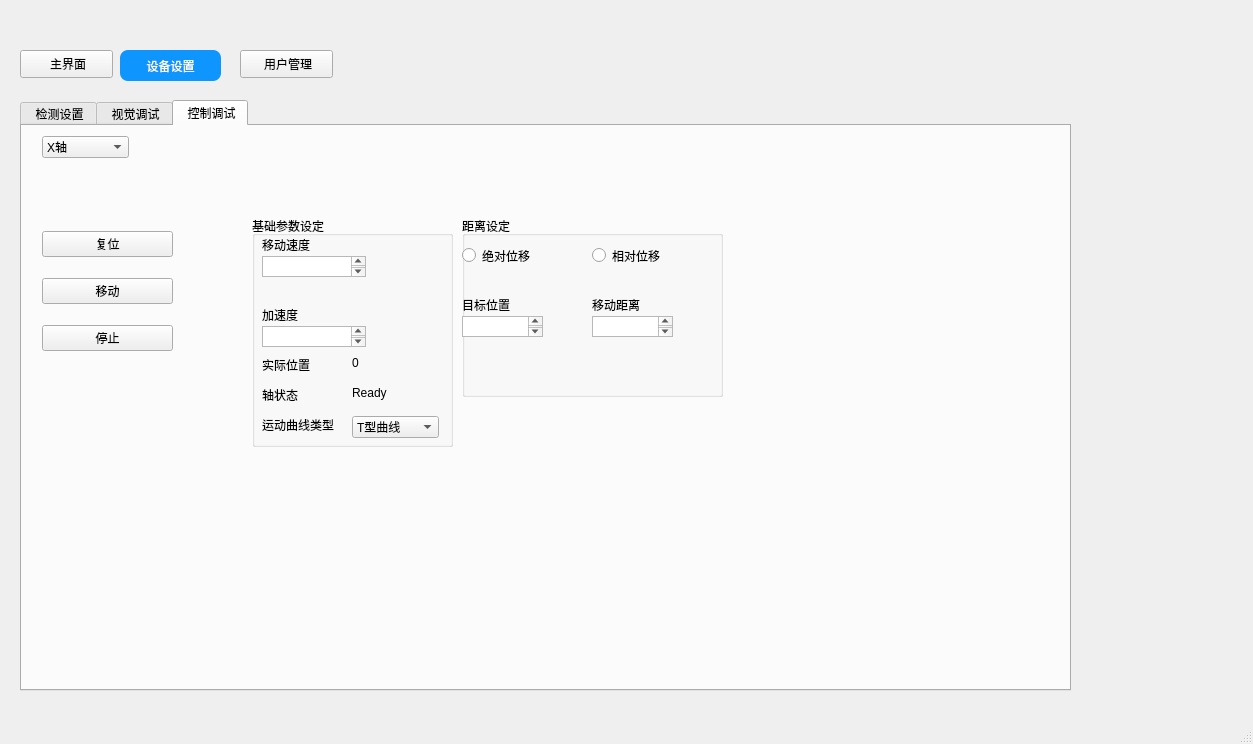
This is kj0127/mainwindow.ui in Sunsjtu/sjtu_QT_bishe as Qt 5 draws it before an edit. The edited form follows.
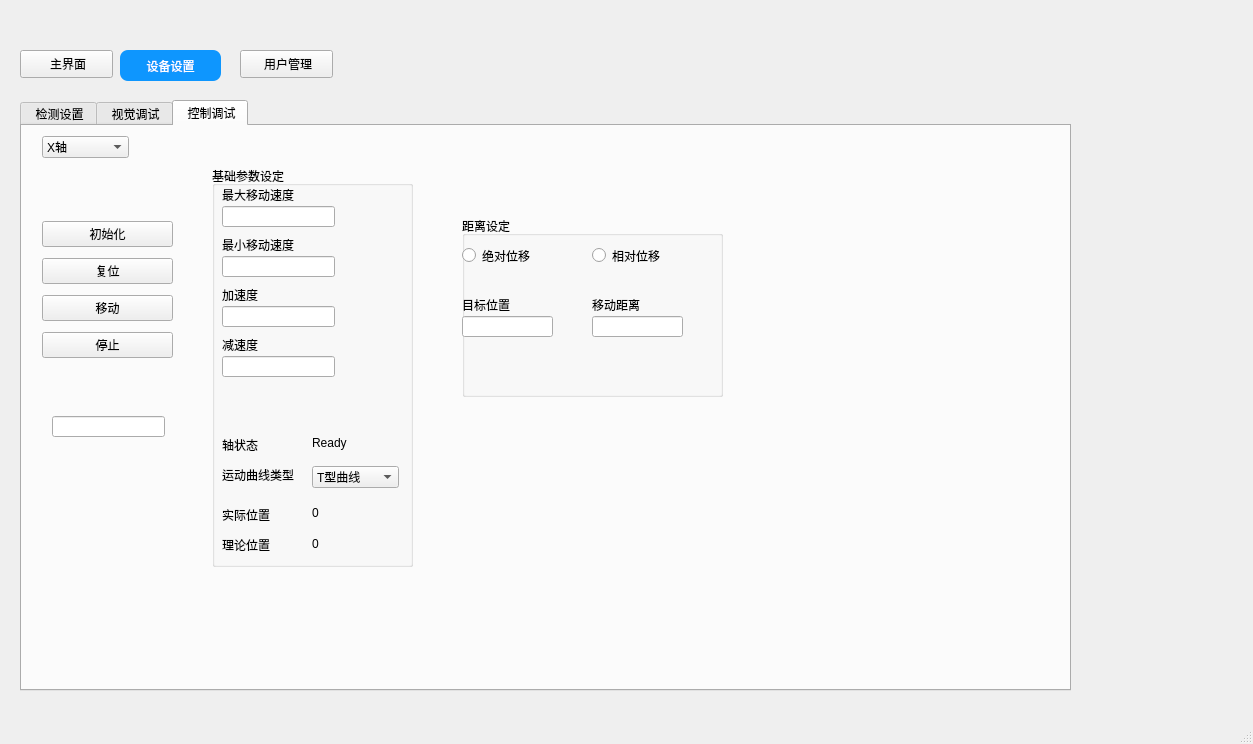
This is the edited form.

```diff
--- a/kj0127/mainwindow.ui
+++ b/kj0127/mainwindow.ui
@@ -1105,7 +1105,14 @@
         </property>
         <layout class="QVBoxLayout" name="verticalLayout">
          <item>
-          <widget class="QPushButton" name="pushButton_14">
+          <widget class="QPushButton" name="pushButton_AxInit">
+           <property name="text">
+            <string>初始化</string>
+           </property>
+          </widget>
+         </item>
+         <item>
+          <widget class="QPushButton" name="pushButton_AxPosReset">
            <property name="text">
             <string>复位</string>
            </property>
@@ -1130,10 +1137,10 @@
        <widget class="QGroupBox" name="groupBox">
         <property name="geometry">
          <rect>
-          <x>230</x>
-          <y>90</y>
+          <x>190</x>
+          <y>40</y>
           <width>201</width>
-          <height>231</height>
+          <height>401</height>
          </rect>
         </property>
         <property name="title">
@@ -1144,52 +1151,32 @@
           <rect>
            <x>10</x>
            <y>20</y>
-           <width>72</width>
-           <height>15</height>
+           <width>101</width>
+           <height>16</height>
           </rect>
          </property>
          <property name="text">
-          <string>&lt;html&gt;&lt;head/&gt;&lt;body&gt;&lt;p&gt;移动速度&lt;/p&gt;&lt;/body&gt;&lt;/html&gt;</string>
-         </property>
-        </widget>
-        <widget class="QTextEdit" name="textEdit">
-         <property name="geometry">
-          <rect>
-           <x>10</x>
-           <y>40</y>
-           <width>104</width>
-           <height>21</height>
-          </rect>
+          <string>&lt;html&gt;&lt;head/&gt;&lt;body&gt;&lt;p&gt;最大移动速度&lt;/p&gt;&lt;/body&gt;&lt;/html&gt;</string>
          </property>
         </widget>
         <widget class="QLabel" name="label_15">
          <property name="geometry">
           <rect>
            <x>10</x>
-           <y>90</y>
+           <y>170</y>
            <width>72</width>
            <height>15</height>
           </rect>
          </property>
          <property name="text">
-          <string>&lt;html&gt;&lt;head/&gt;&lt;body&gt;&lt;p&gt;加速度&lt;/p&gt;&lt;/body&gt;&lt;/html&gt;</string>
-         </property>
-        </widget>
-        <widget class="QTextEdit" name="textEdit_2">
-         <property name="geometry">
-          <rect>
-           <x>10</x>
-           <y>110</y>
-           <width>104</width>
-           <height>21</height>
-          </rect>
+          <string>&lt;html&gt;&lt;head/&gt;&lt;body&gt;&lt;p&gt;减速度&lt;/p&gt;&lt;/body&gt;&lt;/html&gt;</string>
          </property>
         </widget>
         <widget class="QLabel" name="label_16">
          <property name="geometry">
           <rect>
            <x>10</x>
-           <y>140</y>
+           <y>340</y>
            <width>72</width>
            <height>15</height>
           </rect>
@@ -1202,7 +1189,7 @@
          <property name="geometry">
           <rect>
            <x>100</x>
-           <y>140</y>
+           <y>340</y>
            <width>72</width>
            <height>15</height>
           </rect>
@@ -1215,7 +1202,7 @@
          <property name="geometry">
           <rect>
            <x>10</x>
-           <y>170</y>
+           <y>270</y>
            <width>72</width>
            <height>15</height>
           </rect>
@@ -1228,7 +1215,7 @@
          <property name="geometry">
           <rect>
            <x>100</x>
-           <y>170</y>
+           <y>270</y>
            <width>72</width>
            <height>15</height>
           </rect>
@@ -1241,7 +1228,7 @@
          <property name="geometry">
           <rect>
            <x>10</x>
-           <y>200</y>
+           <y>300</y>
            <width>72</width>
            <height>15</height>
           </rect>
@@ -1254,7 +1241,7 @@
          <property name="geometry">
           <rect>
            <x>100</x>
-           <y>200</y>
+           <y>300</y>
            <width>87</width>
            <height>22</height>
           </rect>
@@ -1276,6 +1263,98 @@
           </property>
          </item>
         </widget>
+        <widget class="QLabel" name="label_23">
+         <property name="geometry">
+          <rect>
+           <x>10</x>
+           <y>70</y>
+           <width>91</width>
+           <height>16</height>
+          </rect>
+         </property>
+         <property name="text">
+          <string>&lt;html&gt;&lt;head/&gt;&lt;body&gt;&lt;p&gt;最小移动速度&lt;/p&gt;&lt;/body&gt;&lt;/html&gt;</string>
+         </property>
+        </widget>
+        <widget class="QLineEdit" name="lineEdit_AxVelLow">
+         <property name="geometry">
+          <rect>
+           <x>10</x>
+           <y>90</y>
+           <width>113</width>
+           <height>21</height>
+          </rect>
+         </property>
+        </widget>
+        <widget class="QLineEdit" name="lineEdit_AxVelHigh">
+         <property name="geometry">
+          <rect>
+           <x>10</x>
+           <y>40</y>
+           <width>113</width>
+           <height>21</height>
+          </rect>
+         </property>
+        </widget>
+        <widget class="QLineEdit" name="lineEdit_AxDec">
+         <property name="geometry">
+          <rect>
+           <x>10</x>
+           <y>190</y>
+           <width>113</width>
+           <height>21</height>
+          </rect>
+         </property>
+        </widget>
+        <widget class="QLabel" name="label_24">
+         <property name="geometry">
+          <rect>
+           <x>10</x>
+           <y>120</y>
+           <width>72</width>
+           <height>15</height>
+          </rect>
+         </property>
+         <property name="text">
+          <string>&lt;html&gt;&lt;head/&gt;&lt;body&gt;&lt;p&gt;加速度&lt;/p&gt;&lt;/body&gt;&lt;/html&gt;</string>
+         </property>
+        </widget>
+        <widget class="QLineEdit" name="lineEdit_AxAcc">
+         <property name="geometry">
+          <rect>
+           <x>10</x>
+           <y>140</y>
+           <width>113</width>
+           <height>21</height>
+          </rect>
+         </property>
+        </widget>
+        <widget class="QLabel" name="label_25">
+         <property name="geometry">
+          <rect>
+           <x>10</x>
+           <y>370</y>
+           <width>72</width>
+           <height>15</height>
+          </rect>
+         </property>
+         <property name="text">
+          <string>&lt;html&gt;&lt;head/&gt;&lt;body&gt;&lt;p&gt;理论位置&lt;/p&gt;&lt;/body&gt;&lt;/html&gt;</string>
+         </property>
+        </widget>
+        <widget class="QLabel" name="label_AxCmdPos">
+         <property name="geometry">
+          <rect>
+           <x>100</x>
+           <y>370</y>
+           <width>72</width>
+           <height>15</height>
+          </rect>
+         </property>
+         <property name="text">
+          <string>0</string>
+         </property>
+        </widget>
        </widget>
        <widget class="QGroupBox" name="groupBox_2">
         <property name="geometry">
@@ -1341,22 +1420,22 @@
           <string>&lt;html&gt;&lt;head/&gt;&lt;body&gt;&lt;p&gt;移动距离&lt;/p&gt;&lt;/body&gt;&lt;/html&gt;</string>
          </property>
         </widget>
-        <widget class="QTextEdit" name="textEdit_3">
+        <widget class="QLineEdit" name="lineEdit_AxCmdPos">
          <property name="geometry">
           <rect>
            <x>0</x>
            <y>100</y>
-           <width>81</width>
+           <width>91</width>
            <height>21</height>
           </rect>
          </property>
         </widget>
-        <widget class="QTextEdit" name="textEdit_4">
+        <widget class="QLineEdit" name="lineEdit_AxDistance">
          <property name="geometry">
           <rect>
            <x>130</x>
            <y>100</y>
-           <width>81</width>
+           <width>91</width>
            <height>21</height>
           </rect>
          </property>
@@ -1387,6 +1466,16 @@
          </property>
         </item>
        </widget>
+       <widget class="QLineEdit" name="lineEdit">
+        <property name="geometry">
+         <rect>
+          <x>30</x>
+          <y>290</y>
+          <width>113</width>
+          <height>21</height>
+         </rect>
+        </property>
+       </widget>
       </widget>
      </widget>
     </widget>
```
Left out of the diff: 14 changed lines with no effect on the pictures.
